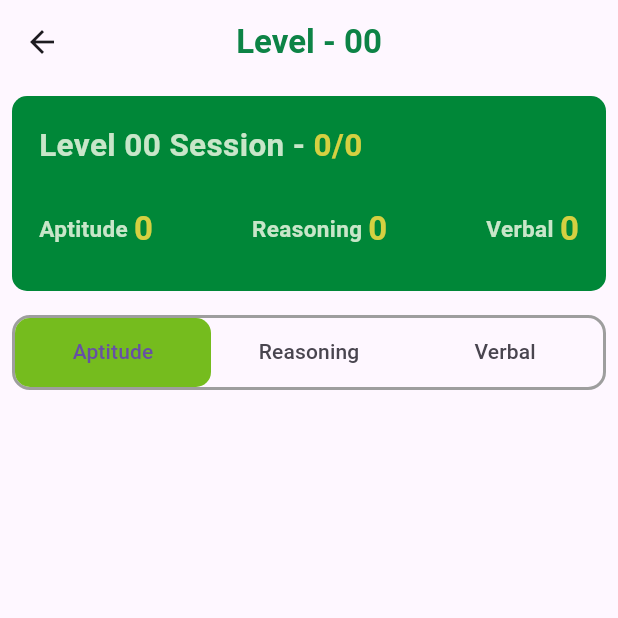
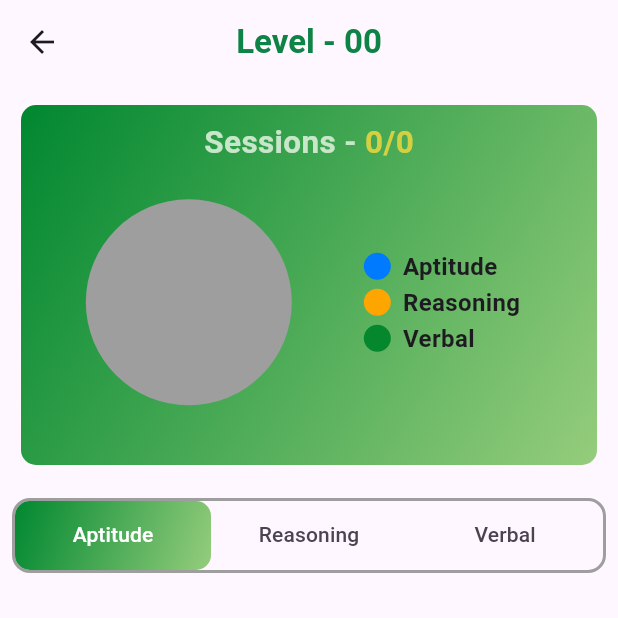
Before and after one commit to ShivaReddy54/iship, a Flutter app: the LevelPage screen opened directly with empty values, on a phone screen of 412 x 824 dp, the top half of it. Run offline on Flutter 3.47's test engine with Material 3 defaults, Android fonts, the phone set to English and light mode, and no system bars; drawn by our look-alikes of pie_chart; our stand-ins replace font_awesome_flutter, percent_indicator.

Commit message:
Updated levelpage and recordingpage

```diff
--- a/lib/Screens/level_page.dart
+++ b/lib/Screens/level_page.dart
@@ -1,6 +1,5 @@
-// ignore_for_file: prefer_const_constructors
-
 import 'package:flutter/material.dart';
+import 'package:pie_chart/pie_chart.dart';
 import 'package:percent_indicator/circular_percent_indicator.dart';
 
 class LevelPage extends StatefulWidget {
@@ -27,9 +26,9 @@ class _LevelPageState extends State<LevelPage> {
     super.initState();
     _data = widget.data;
     for (Map i in _data) {
-      if (i['topic'][0] == 'V')
+      if (i['topic'][0] == 'V') {
         _verbal += i['attended'];
-      else if (i['topic'][0] == 'R')
+      } else if (i['topic'][0] == 'R')
         _reasoning += i['attended'];
       else
         _aptitude += i['attended'];
@@ -45,18 +44,27 @@ class _LevelPageState extends State<LevelPage> {
       child: Scaffold(
         appBar: AppBar(
           title: Text(
-            "Level - ${(widget.level < 10) ? "0${widget.level}" : widget.level}",
+            "Level - ${(widget.level < 10) ? "0${widget.level}" : widget
+                .level}",
             style: TextStyle(
                 color: Color.fromRGBO(13, 131, 70, 1),
                 fontWeight: FontWeight.bold),
           ),
           centerTitle: true,
         ),
-        body: Column(
+        body: SingleChildScrollView(
+          child: Column(
             children: [
               Padding(
                 padding: const EdgeInsets.all(8.0),
-              child: Session(),
+                child: Session(
+                  level: widget.level,
+                  attended: _attended.toInt(),
+                  sessions: _sessions.toInt(),
+                  aptitude: _aptitude.toDouble(),
+                  reasoning: _reasoning.toDouble(),
+                  verbal: _verbal.toDouble(),
+                ),
               ),
               Padding(
                 padding: const EdgeInsets.all(8.0),
@@ -72,10 +80,18 @@ class _LevelPageState extends State<LevelPage> {
                   child: TabBar(
                       dividerColor: Colors.transparent,
                       indicatorSize: TabBarIndicatorSize.tab,
+                      labelColor: Colors.white,
                       indicator: BoxDecoration(
                           borderRadius: BorderRadius.circular(10),
-                        color: Color(0xFF75bc1e)),
-                    tabs: [
+                        gradient: LinearGradient(
+                          colors: [
+                            Color(0xff008730),
+                            Color(0xff95CD7C),
+                          ],
+                          begin: Alignment.topLeft,
+                          end: Alignment.bottomRight,
+                        ),),
+                      tabs: const [
                         Tab(
                           text: "Aptitude",
                         ),
@@ -88,7 +104,11 @@ class _LevelPageState extends State<LevelPage> {
                       ]),
                 ),
               ),
-            Expanded(
+              Container(
+                height: MediaQuery
+                    .of(context)
+                    .size
+                    .height - 250, // Adjust as needed
                 child: TabBarView(
                   children: <Widget>[
                     buildListView('A'),
@@ -98,6 +118,7 @@ class _LevelPageState extends State<LevelPage> {
                 ),
               ),
             ],
+          ),
         ),
       ),
     );
@@ -117,7 +138,7 @@ class _LevelPageState extends State<LevelPage> {
               padding: EdgeInsets.all(5),
               decoration: BoxDecoration(
                   color: Colors.white,
-                  boxShadow: [
+                  boxShadow: const [
                     BoxShadow(
                         blurRadius: 3, spreadRadius: -5, offset: Offset(0, 5)),
                   ],
@@ -180,12 +201,10 @@ class _LevelPageState extends State<LevelPage> {
                                     style: TextStyle(
                                         fontSize: 14, color: Colors.grey),
                                   ),
-                                  Text(
-                                    "${_data[index]["attended"]}  ",
+                                  Text("${_data[index]["attended"]}  ",
                                       style: TextStyle(
                                           color: Colors.green,
-                                        fontWeight: FontWeight.w600),
-                                  )
+                                          fontWeight: FontWeight.w600)),
                                 ],
                               ),
                             ],
@@ -193,7 +212,7 @@ class _LevelPageState extends State<LevelPage> {
                         ),
                       ]),
                     ),
-                    Container(
+                    SizedBox(
                         width: 50,
                         height: 50,
                         child: Column(
@@ -230,7 +249,7 @@ class _LevelPageState extends State<LevelPage> {
         center: Transform.rotate(
           angle: 3.14,
           child: Text(
-            "${percent}%",
+            "$percent%",
             style: TextStyle(fontWeight: FontWeight.bold),
           ),
         ),
@@ -238,72 +257,103 @@ class _LevelPageState extends State<LevelPage> {
     );
   }
 
-  Widget Session() {
-    return Container(
-      width: double.infinity,
-      height: 130,
+  Widget Session({
+    required int level,
+    required int attended,
+    required int sessions,
+    required double aptitude,
+    required double reasoning,
+    required double verbal,
+  }) {
+    Map<String, double> dataMap = {
+      "Aptitude": aptitude,
+      "Reasoning": reasoning,
+      "Verbal": verbal,
+    };
+
+    return Padding(
+      padding: const EdgeInsets.all(6),
+      child: Container(
+        height: 240,
         decoration: BoxDecoration(
+          //color: Color(0xFFFAF3E0),
+          gradient: LinearGradient(
+            colors: [
+              Color(0xff008730),
+              Color(0xff95CD7C),
+            ],
+            begin: Alignment.topLeft,
+            end: Alignment.bottomRight,
+          ),
           borderRadius: BorderRadius.circular(10),
-          color: Color.fromRGBO(0, 135, 56, 1)),
-      child: Padding(
-        padding: const EdgeInsets.all(18),
-        child: Column(
+        ),
+        child: Stack(
           children: [
+            Column(
+              children: [
+                SizedBox(height: 10,),
                 Row(
                   children: [
+                    Expanded(child: Text('')),
                     Text(
-                  "Level ${(widget.level < 10) ? "0${widget.level}" : widget.level} Session - ",
+                      "Sessions - ",
                       style: TextStyle(
                           fontSize: 21,
                           color: Colors.green[100],
                           fontWeight: FontWeight.w600),
                     ),
                     Text(
-                  "${_attended}/${_sessions}",
+                      "$_attended/$_sessions",
                       style: TextStyle(
                           fontSize: 21,
-                      fontWeight: FontWeight.w600,
-                      color: Color.fromRGBO(213, 208, 65, 1)),
-                )
+                          fontWeight: FontWeight.bold,
+                          color: Color.fromRGBO(213, 208, 65, 5)),
+                    ),
+                    Expanded(child: Text('')),
+                  ],
+
+                ),
               ],
             ),
-            SizedBox(
-              height: 25,
+            Positioned.fill(
+              top: 23,
+              child: PieChart(
+                dataMap: dataMap,
+                colorList: [
+                  Color(0xFF007BFF),
+                  Color(0xFFFFA500),
+                  Color(0xFF05872d),
+                ],
+                chartRadius: MediaQuery
+                    .of(context)
+                    .size
+                    .width / 3,
+                legendOptions: LegendOptions(
+                  showLegends: true,
+                  legendPosition: LegendPosition.right,
+                  legendShape: BoxShape.circle,
+                  legendTextStyle: TextStyle(
+                    fontSize: 16,
+                    fontWeight: FontWeight.bold,
                   ),
-            Row(
-              mainAxisAlignment: MainAxisAlignment.spaceBetween,
-              children: [
-                createTopics("Aptitude ", _aptitude),
-                createTopics("Reasoning ", _reasoning),
-                createTopics("Verbal ", _verbal),
-              ],
-            )
+                ),
+                chartValuesOptions: ChartValuesOptions(
+                  showChartValues: true,
+                  showChartValuesInPercentage: false,
+                  decimalPlaces: 0,
+                  showChartValueBackground: false,
+                  chartValueStyle: TextStyle(
+                    fontSize: 18,
+                    fontWeight: FontWeight.bold,
+                    color: Colors
+                        .black,
+                  ),
+                ),
+              ),
+            ),
           ],
         ),
       ),
     );
   }
-
-  Widget createTopics(topic, value) {
-    return Container(
-      child: Row(
-        children: [
-          Text(
-            topic,
-            style: TextStyle(
-                fontSize: 15,
-                color: Colors.green[100],
-                fontWeight: FontWeight.w600),
-          ),
-          Text(
-            "${value}",
-            style: TextStyle(
-                fontSize: 22,
-                fontWeight: FontWeight.w600,
-                color: Color.fromRGBO(213, 208, 65, 1)),
-          )
-        ],
-      ),
-    );
 }
-}
```
Also changed, not shown: lib/Screens/recordings.dart (added, +210 -0 lines). Lines whose indentation alone changed are shown as unchanged.
